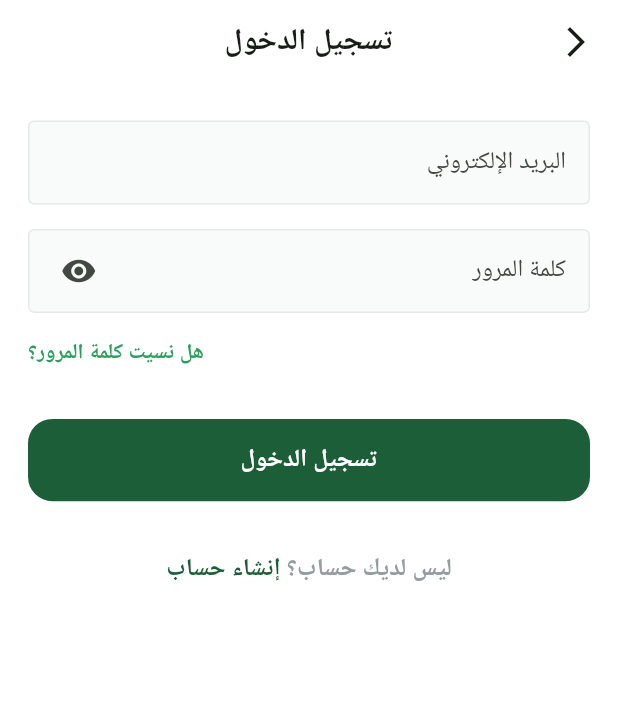
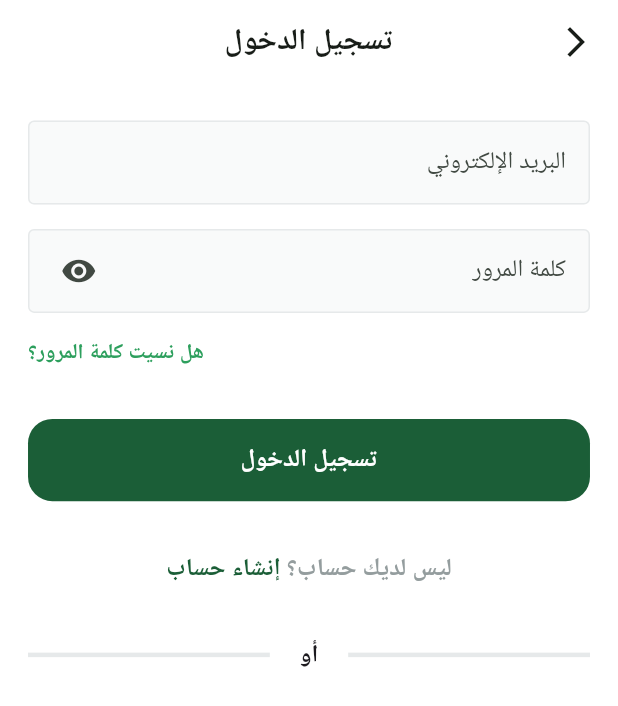
Before and after one commit to Jik00/Fruits-Hub, a Flutter app: the screen it shows after launch, after a tap on "تخط", on a phone screen of 412 x 824 dp. Shown: the top 706 px of the screen. Run offline on Flutter 3.47's test engine with Material 3 defaults, Android fonts, the phone set to English and light mode, and no system bars; our stand-ins replace flutter_screenutil, flutter_svg, google_fonts, shared_preferences, smooth_page_indicator; Roboto replaces fonts that are missing (Cairo).

Commit message:
orDivider

```diff
--- a/lib/features/auth/presentation/views/widgets/login_view_body.dart
+++ b/lib/features/auth/presentation/views/widgets/login_view_body.dart
@@ -5,6 +5,7 @@ import 'package:fruits_hub/core/utils/app_colors.dart';
 import 'package:fruits_hub/core/utils/context_extensions.dart';
 import 'package:fruits_hub/core/widgets/custom_button.dart';
 import 'package:fruits_hub/core/widgets/custom_form_textfield.dart';
+import 'package:fruits_hub/features/auth/presentation/views/widgets/or_divider.dart';
 
 class LoginViewBody extends StatelessWidget {
   const LoginViewBody({super.key});
@@ -65,6 +66,8 @@ class LoginViewBody extends StatelessWidget {
               ]),
             ),
             SizedBox(height: 33.h),
+            const OrDivider(),
+            SizedBox(height: 21.h),
           ],
         ),
       ),
--- /dev/null
+++ b/lib/features/auth/presentation/views/widgets/or_divider.dart
@@ -0,0 +1,38 @@
+import 'package:flutter/material.dart';
+import 'package:flutter_screenutil/flutter_screenutil.dart';
+import 'package:fruits_hub/core/utils/app_colors.dart';
+import 'package:fruits_hub/core/utils/context_extensions.dart';
+
+class OrDivider extends StatelessWidget {
+  const OrDivider({super.key});
+
+  @override
+  Widget build(BuildContext context) {
+    return Row(
+      children: [
+        const Expanded(
+          child: Divider(
+            thickness: 3,
+            color: AppColors.textFieldBorderColor,
+          ),
+        ),
+        Padding(
+          padding: EdgeInsets.symmetric(horizontal: 18.w),
+          child: Text(
+            context.loc.or,
+            style: TextStyle(
+              fontSize: 16.sp,
+              fontWeight: FontWeight.w600,
+            ),
+          ),
+        ),
+        const Expanded(
+          child: Divider(
+            thickness: 3,
+            color: AppColors.textFieldBorderColor,
+          ),
+        ),
+      ],
+    );
+  }
+}
--- a/lib/l10n/intl_ar.arb
+++ b/lib/l10n/intl_ar.arb
@@ -15,6 +15,7 @@
     "loginButton": "تسجيل الدخول",
     "noAccount": "ليس لديك حساب؟",
     "signUp": "إنشاء حساب",
+    "or": "أو",
     "login with Google": "تسجيل الدخول باستخدام جوجل",
     "login with Facebook": "تسجيل الدخول باستخدام فيسبوك",
     "login with Apple": "تسجيل الدخول باستخدام أبل"
--- a/lib/l10n/intl_en.arb
+++ b/lib/l10n/intl_en.arb
@@ -15,6 +15,7 @@
   "loginButton": "Login",
   "noAccount": "Don't have an account?",
   "signUp": "Sign Up",
+  "or": "OR",
   "login with Google": "Login with Google",
   "login with Facebook": "Login with Facebook",
   "login with Apple": "Login with Apple"
```
Also changed, not shown: lib/generated/intl/messages_ar.dart, lib/generated/intl/messages_en.dart, lib/generated/l10n.dart.
